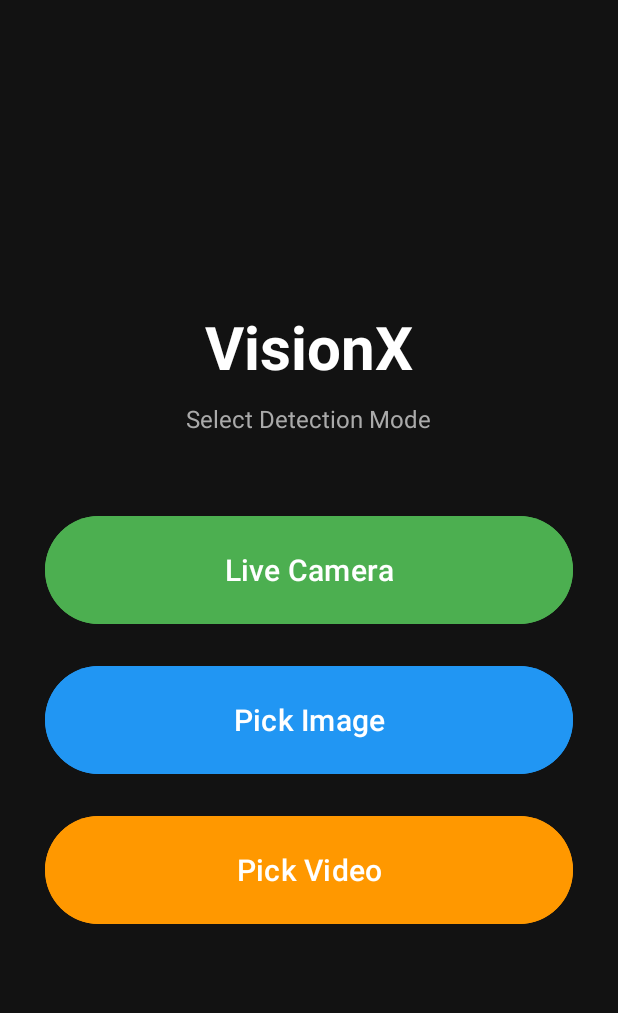
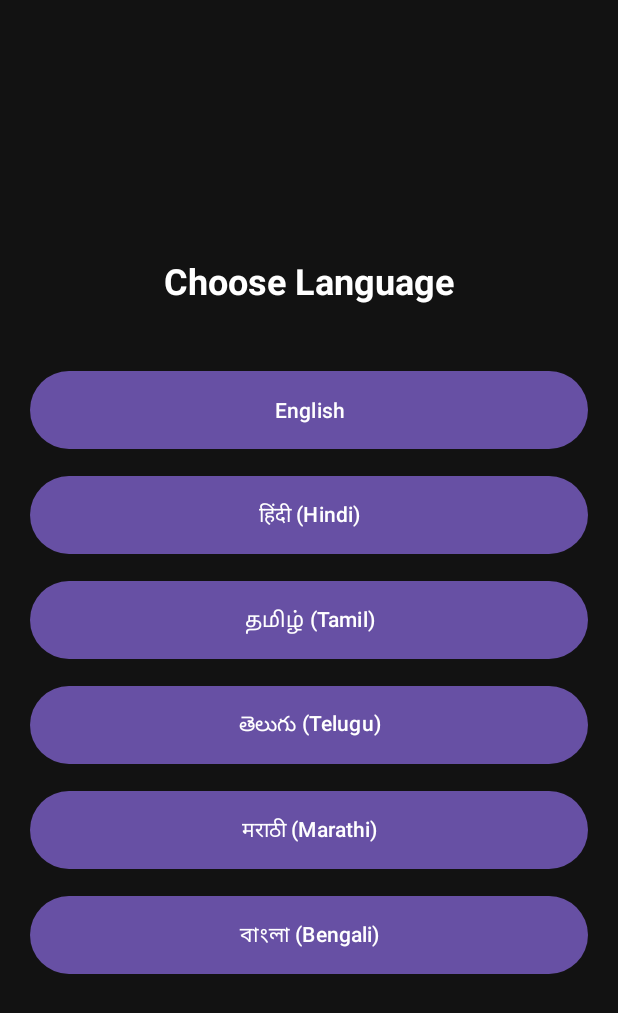
Before and after one commit to Venukumar975/YOLOv8n-Android-Detection, an Android app: the screen it shows after launch (MainActivity before the commit, LanguageActivity after it), on a phone screen of 412 x 824 dp. Shown: the top 1013 px of the screen. Run offline under Robolectric (Android 15) with nearby library versions, the phone set to English and light mode, and no system bars.

Commit message:
Added cross region usability by adding language mode fucntionality

```diff
--- a/app/src/main/AndroidManifest.xml
+++ b/app/src/main/AndroidManifest.xml
@@ -31,13 +31,17 @@
             android:name=".LiveActivity"
             android:exported="false" />
         <activity
-            android:name=".MainActivity"
+            android:name=".LanguageActivity"
             android:exported="true">
             <intent-filter>
                 <action android:name="android.intent.action.MAIN" />
                 <category android:name="android.intent.category.LAUNCHER" />
             </intent-filter>
         </activity>
+
+        <activity
+            android:name=".MainActivity"
+            android:exported="false"/>
 
         <service
             android:name=".VideoProcessingService"
--- /dev/null
+++ b/app/src/main/java/com/example/livesense/LanguageActivity.kt
@@ -0,0 +1,32 @@
+package com.example.livesense
+
+import android.content.Intent
+import android.os.Bundle
+import android.widget.Button
+import androidx.appcompat.app.AppCompatActivity
+
+class LanguageActivity : AppCompatActivity() {
+    override fun onCreate(savedInstanceState: Bundle?) {
+        super.onCreate(savedInstanceState)
+        setContentView(R.layout.activity_language)
+
+        // Setup Buttons
+        findViewById<Button>(R.id.btnEn).setOnClickListener { setLang("en") }
+        findViewById<Button>(R.id.btnHi).setOnClickListener { setLang("hi") }
+        findViewById<Button>(R.id.btnTa).setOnClickListener { setLang("ta") }
+        findViewById<Button>(R.id.btnTe).setOnClickListener { setLang("te") }
+        findViewById<Button>(R.id.btnMr).setOnClickListener { setLang("mr") }
+        findViewById<Button>(R.id.btnBn).setOnClickListener { setLang("bn") }
+    }
+
+    private fun setLang(code: String) {
+        // 1. Set the language
+        LanguageManager.setLocale(this, code)
+
+        // 2. Go to Main Dashboard
+        val intent = Intent(this, MainActivity::class.java)
+        // Clear back stack so pressing back doesn't return to language selection
+        intent.flags = Intent.FLAG_ACTIVITY_NEW_TASK or Intent.FLAG_ACTIVITY_CLEAR_TASK
+        startActivity(intent)
+    }
+}
--- a/app/src/main/res/layout/activity_image.xml
+++ b/app/src/main/res/layout/activity_image.xml
@@ -70,7 +70,7 @@
             android:layout_height="60dp"
             android:layout_weight="1"
             android:layout_marginEnd="8dp"
-            android:text="Upload"
+            android:text="@string/btn_upload"
             android:backgroundTint="#2196F3"
             android:textColor="@android:color/white"/>
 
@@ -80,7 +80,7 @@
             android:layout_height="60dp"
             android:layout_weight="1"
             android:layout_marginStart="8dp"
-            android:text="Snap"
+            android:text="@string/btn_snap"
             android:backgroundTint="#4CAF50"
             android:textColor="@android:color/white"/>
     </LinearLayout>
--- /dev/null
+++ b/app/src/main/res/layout/activity_language.xml
@@ -0,0 +1,26 @@
+<?xml version="1.0" encoding="utf-8"?>
+<LinearLayout xmlns:android="http://schemas.android.com/apk/res/android"
+    android:layout_width="match_parent"
+    android:layout_height="match_parent"
+    android:orientation="vertical"
+    android:gravity="center"
+    android:padding="20dp"
+    android:background="#121212">
+
+    <TextView
+        android:layout_width="wrap_content"
+        android:layout_height="wrap_content"
+        android:text="@string/choose_lang"
+        android:textColor="#FFFFFF"
+        android:textSize="24sp"
+        android:textStyle="bold"
+        android:layout_marginBottom="40dp"/>
+
+    <Button android:id="@+id/btnEn" android:layout_width="match_parent" android:layout_height="60dp" android:text="English" android:layout_marginBottom="10dp"/>
+    <Button android:id="@+id/btnHi" android:layout_width="match_parent" android:layout_height="60dp" android:text="हिंदी (Hindi)" android:layout_marginBottom="10dp"/>
+    <Button android:id="@+id/btnTa" android:layout_width="match_parent" android:layout_height="60dp" android:text="தமிழ் (Tamil)" android:layout_marginBottom="10dp"/>
+    <Button android:id="@+id/btnTe" android:layout_width="match_parent" android:layout_height="60dp" android:text="తెలుగు (Telugu)" android:layout_marginBottom="10dp"/>
+    <Button android:id="@+id/btnMr" android:layout_width="match_parent" android:layout_height="60dp" android:text="मराठी (Marathi)" android:layout_marginBottom="10dp"/>
+    <Button android:id="@+id/btnBn" android:layout_width="match_parent" android:layout_height="60dp" android:text="বাংলা (Bengali)"/>
+
+</LinearLayout>
--- a/app/src/main/res/layout/activity_main.xml
+++ b/app/src/main/res/layout/activity_main.xml
@@ -10,7 +10,7 @@
     <TextView
         android:layout_width="wrap_content"
         android:layout_height="wrap_content"
-        android:text="VisionX"
+        android:text="@string/app_title"
         android:textColor="#FFFFFF"
         android:textSize="40sp"
         android:textStyle="bold"
@@ -19,7 +19,7 @@
     <TextView
         android:layout_width="wrap_content"
         android:layout_height="wrap_content"
-        android:text="Select Detection Mode"
+        android:text="@string/select_mode"
         android:textColor="#AAAAAA"
         android:textSize="16sp"
         android:layout_marginBottom="50dp"/>
@@ -28,7 +28,7 @@
         android:id="@+id/btnLive"
         android:layout_width="match_parent"
         android:layout_height="80dp"
-        android:text="Live Camera"
+        android:text="@string/btn_live"
         android:textSize="20sp"
         android:backgroundTint="#4CAF50"
         android:layout_marginBottom="20dp"/>
@@ -37,7 +37,7 @@
         android:id="@+id/btnImage"
         android:layout_width="match_parent"
         android:layout_height="80dp"
-        android:text="Pick Image"
+        android:text="@string/btn_image"
         android:textSize="20sp"
         android:backgroundTint="#2196F3"
         android:layout_marginBottom="20dp"/>
@@ -46,7 +46,7 @@
         android:id="@+id/btnVideo"
         android:layout_width="match_parent"
         android:layout_height="80dp"
-        android:text="Pick Video"
+        android:text="@string/btn_video"
         android:textSize="20sp"
         android:backgroundTint="#FF9800"/>
 
```
Also changed, not shown: app/src/main/java/com/example/livesense/Constants.kt (+11 -23 lines), app/src/main/java/com/example/livesense/LanguageManager.kt (added, +37 -0 lines), app/src/main/res/values/strings.xml (+16 -0 lines), 6 other files.
